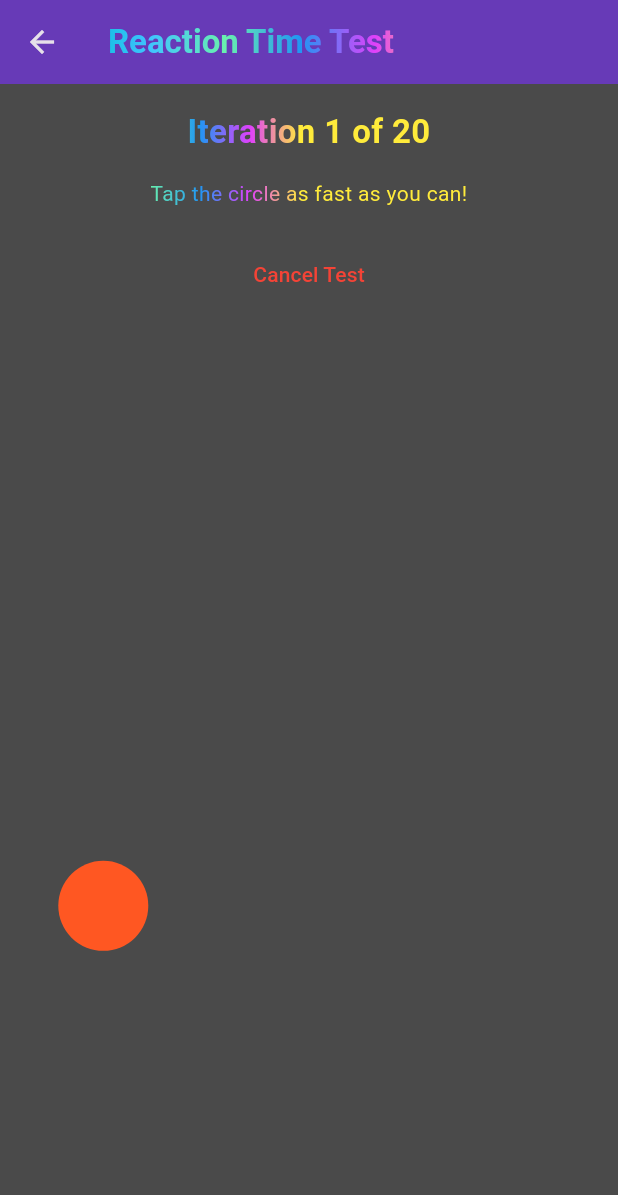
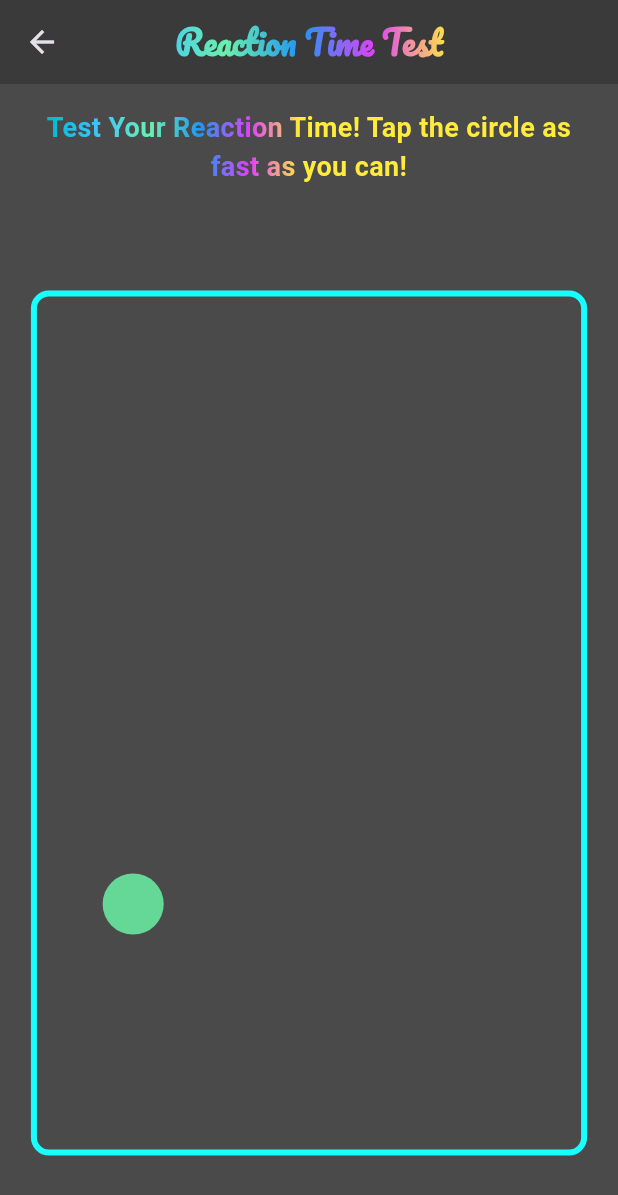
Before and after one commit to Maksym-Bondarenko/AmIDrunk, a Flutter app: the ReactionTimeTestScreen screen opened directly, after a tap on "Start Test", on a phone screen of 412 x 824 dp. Shown: the top 1195 px of the screen. Run offline on Flutter 3.47's test engine with Material 3 defaults, Android fonts, the phone set to English and light mode, and no system bars; our stand-ins replace blur, camera, google_fonts; missing offline and left inert: flame, floating_bubbles.

Commit message:
updated reaction-time test screen

```diff
--- a/frontend/lib/screens/reaction_time_screen.dart
+++ b/frontend/lib/screens/reaction_time_screen.dart
@@ -1,50 +1,66 @@
 import 'dart:async';
 import 'dart:math';
 import 'package:flutter/material.dart';
+import 'package:google_fonts/google_fonts.dart';
+
+import '../UI/global_timer_overlay.dart';
 
 class ReactionTimeTestScreen extends StatefulWidget {
   @override
   _ReactionTimeTestScreenState createState() => _ReactionTimeTestScreenState();
 }
 
-class _ReactionTimeTestScreenState extends State<ReactionTimeTestScreen> {
+class _ReactionTimeTestScreenState extends State<ReactionTimeTestScreen>
+    with SingleTickerProviderStateMixin {
   static const int totalIterations = 20;
   final Random _random = Random();
-
   bool _testInProgress = false;
-  bool _shouldShowCircle = false;
   int _currentIteration = 0;
   List<double> _reactionTimes = [];
-
-  // Circle
   double? _circleX;
   double? _circleY;
-  double _circleDiameter = 60.0;
-
-  // Timing
   DateTime? _circleAppearedTime;
   Timer? _waitTimer;
+  late AnimationController _controller;
+  late Animation<double> _sizeAnimation;
+  late Animation<Color?> _colorAnimation;
+  bool _resultsShown = false;
 
-  // Store constraints for positioning the circle
-  BoxConstraints? _constraints;
+  final List<Color> _possibleColors = [
+    Color(0xFF12c2e9),
+    Color(0xFFc471ed),
+    Color(0xFFf64f59),
+    Colors.cyan,
+    Colors.yellowAccent
+  ];
 
-  // Colors (distinguishable)
-  final List<Color> _possibleColors = [
-    Colors.red,
-    Colors.green,
-    Colors.blue,
-    Colors.deepOrange,
-    Colors.deepPurple,
-    Colors.pink,
-    Colors.teal,
-    Colors.brown,
-    Colors.indigo
-  ];
-  Color _currentCircleColor = Colors.red;
+  double _testAreaWidth = 0;
+  double _testAreaHeight = 0;
+  double _circleDiameter = 0;
+
+  @override
+  void initState() {
+    super.initState();
+    _controller = AnimationController(
+      vsync: this,
+      duration: Duration(seconds: 2),
+    );
+    _sizeAnimation = Tween<double>(begin: 60.0, end: 5.0).animate(_controller)
+      ..addStatusListener((status) {
+        if (status == AnimationStatus.completed) {
+          _recordReaction(2.0);
+        }
+      });
+    _colorAnimation = ColorTween(
+      begin: _possibleColors.first,
+      end: _possibleColors.last,
+    ).animate(_controller);
+  }
 
   @override
   void dispose() {
     _waitTimer?.cancel();
+    _controller.dispose();
     super.dispose();
   }
 
@@ -53,11 +69,9 @@ class _ReactionTimeTestScreenState extends State<ReactionTimeTestScreen> {
       _testInProgress = true;
       _currentIteration = 0;
       _reactionTimes.clear();
-      _circleX = null;
-      _circleY = null;
-      _circleAppearedTime = null;
-      _shouldShowCircle = true;
+      _resultsShown = false;
     });
+    _startNextIteration();
   }
 
   void _startNextIteration() {
@@ -65,280 +79,196 @@ class _ReactionTimeTestScreenState extends State<ReactionTimeTestScreen> {
       _finishTest();
       return;
     }
-    setState(() {
-      // Indicate that we want to show the next circle
-      _shouldShowCircle = true;
-      _circleX = null;
-      _circleY = null;
-      _circleAppearedTime = null;
-    });
+    Future.delayed(Duration(milliseconds: 500), _showCircle);
   }
 
   void _showCircle() {
-    if (_constraints == null) return; // Should not happen if called correctly
+    if (_testAreaWidth == 0 || _testAreaHeight == 0) return;
 
-    final constraints = _constraints!;
-    double maxX = constraints.maxWidth - _circleDiameter;
-    double maxY = constraints.maxHeight - _circleDiameter;
+    // Ensure the circle is fully inside the test area, even at its largest size
+    double maxX = _testAreaWidth - (_circleDiameter + 20);
+    double maxY = _testAreaHeight - (_circleDiameter + 20);
 
-    if (maxX < 0) maxX = 0;
-    if (maxY < 0) maxY = 0;
-
-    double posX = _random.nextDouble() * maxX;
-    double posY = _random.nextDouble() * maxY;
-
-    Color color = _possibleColors[_random.nextInt(_possibleColors.length)];
+    double posX = 10 + _random.nextDouble() * maxX;
+    double posY = 10 + _random.nextDouble() * maxY;
 
     setState(() {
       _circleX = posX;
       _circleY = posY;
-      _currentCircleColor = color;
       _circleAppearedTime = DateTime.now();
-      _shouldShowCircle = false; // Circle shown, reset the flag
     });
 
-    // Start a 2-second timer to record reaction if no tap
-    _waitTimer?.cancel();
-    _waitTimer = Timer(Duration(seconds: 2), () {
-      if (_testInProgress && _currentIteration < totalIterations) {
-        _recordReaction(2.0);
+    _controller.reset();
+    _controller.forward();
   }
-    });
-  }
+
 
   void _onCircleTap() {
     if (!_testInProgress || _circleAppearedTime == null) return;
-    final reactionTime = DateTime.now().difference(_circleAppearedTime!).inMilliseconds / 1000.0;
+    final reactionTime =
+        DateTime.now().difference(_circleAppearedTime!).inMilliseconds / 1000.0;
     _recordReaction(reactionTime);
   }
 
   void _recordReaction(double time) {
-    _waitTimer?.cancel();
     _reactionTimes.add(time);
     _currentIteration++;
+    if (_currentIteration < totalIterations) {
       _startNextIteration();
+    } else {
+      _finishTest();
+    }
   }
 
   void _finishTest() {
+    if (_resultsShown) return;
+    _resultsShown = true;
     setState(() {
       _testInProgress = false;
     });
-    double avg = _reactionTimes.reduce((a,b) => a+b) / _reactionTimes.length;
+    double avg = _reactionTimes.reduce((a, b) => a + b) / _reactionTimes.length;
     String state = _classifySobriety(avg);
-
-    showDialog(
-        context: context,
-        builder: (ctx) {
-          return AlertDialog(
-            title: Text("Test Complete"),
-            content: Text("Average reaction time: ${avg.toStringAsFixed(3)}s\nYou are: $state"),
-            actions: [
-              TextButton(
-                  onPressed: () {
-                    Navigator.of(ctx).pop();
-                  },
-                  child: Text("OK")
-              )
-            ],
-          );
-        }
-    );
+    WidgetsBinding.instance.addPostFrameCallback((_) {
+      _showResults(avg, state);
+    });
   }
 
   String _classifySobriety(double avgTime) {
-    // Arbitrary thresholds
     if (avgTime < 0.7) return "Sober";
     if (avgTime < 1.0) return "Tipsy";
     if (avgTime < 1.5) return "Drunk";
     return "Very Drunk";
   }
 
-  void _resetTest() {
-    setState(() {
-      _testInProgress = false;
-      _currentIteration = 0;
-      _reactionTimes.clear();
-      _circleX = null;
-      _circleY = null;
-      _circleAppearedTime = null;
-      _shouldShowCircle = false;
-    });
-  }
-
-  Color _getReactionTimeColor(double rt) {
-    return rt < 0.7 ? Colors.green : Colors.red;
+  void _showResults(double avg, String state) {
+    showDialog(
+      context: context,
+      builder: (ctx) => AlertDialog(
+        title: Text("Test Complete", style: GoogleFonts.pacifico()),
+        content: Column(
+          mainAxisSize: MainAxisSize.min,
+          children: [
+            Text(
+              "Average reaction time: ${avg.toStringAsFixed(3)}s",
+              style: TextStyle(fontSize: 18, fontWeight: FontWeight.bold),
+            ),
+            Text(
+              "You are: $state",
+              style: TextStyle(
+                fontSize: 22,
+                fontWeight: FontWeight.bold,
+                color: state == "Sober"
+                    ? Colors.green
+                    : state == "Tipsy"
+                    ? Colors.yellow
+                    : Colors.red,
+              ),
+            ),
+          ],
+        ),
+        actions: [
+          TextButton(
+            onPressed: () => Navigator.of(ctx).pop(),
+            child: Text("OK", style: TextStyle(fontSize: 16)),
+          )
+        ],
+      ),
+    );
   }
 
   @override
   Widget build(BuildContext context) {
+    double screenWidth = MediaQuery.of(context).size.width;
+    double screenHeight = MediaQuery.of(context).size.height;
+    _testAreaWidth = screenWidth * 0.9;
+    _testAreaHeight = screenHeight * 0.7;
+    _circleDiameter = _testAreaWidth * 0.12;
+
     return Scaffold(
       appBar: AppBar(
-        title: Text("Reaction Time Test"),
-        backgroundColor: Colors.deepPurple,
+        title: Text("Reaction Time Test",
+            style: GoogleFonts.pacifico(color: Colors.white)),
+        centerTitle: true,
+        backgroundColor: Color(0xFF3A3A3A),
       ),
-      body: LayoutBuilder(
-        builder: (context, constraints) {
-          _constraints = constraints; // store constraints for circle placement
-          // If test is in progress and we haven't shown a circle yet this iteration, do so now
-          if (_testInProgress && _shouldShowCircle && _currentIteration < totalIterations) {
-            // Show the circle as soon as we have constraints
-            WidgetsBinding.instance.addPostFrameCallback((_) {
-              // Note: If the user environment doesn't allow addPostFrameCallback at all,
-              // we can directly call _showCircle here in setState:
-              // but this might cause reentrancy issues if done directly in build.
-              // We'll try calling it in a Future.microtask:
-              Future.microtask(() => _showCircle());
-            });
-          }
-
-          return Stack(
+      body: Stack(
         children: [
-              Positioned.fill(
-                child: _buildContent(),
+         Column(
+          children: [
+            Padding(
+              padding: const EdgeInsets.all(16.0),
+              child: Column(
+                children: [
+                  Text(
+                    "Test Your Reaction Time! Tap the circle as fast as you can!",
+                    style: TextStyle(fontSize: 18, fontWeight: FontWeight.bold),
+                    textAlign: TextAlign.center,
                   ),
-              // Circle on top if present
-              if (_testInProgress && _circleX != null && _circleY != null)
+                  if (_reactionTimes.isNotEmpty)
+                    Text(
+                      "Last: ${_reactionTimes.last.toStringAsFixed(3)}s | Avg: ${(_reactionTimes.reduce((a, b) => a + b) / _reactionTimes.length).toStringAsFixed(3)}s",
+                      style: TextStyle(fontSize: 16, fontWeight: FontWeight.bold),
+                    ),
+                ],
+              ),
+            ),
+            if (!_testInProgress)
+              ElevatedButton(
+                onPressed: _startTest,
+                child: Text("Start Test",
+                    style: TextStyle(fontSize: 20, fontWeight: FontWeight.bold)),
+              ),
+            if (_testInProgress)
+              Expanded(
+                child: Padding(
+                  padding: const EdgeInsets.all(12.0),
+                  child: Center(
+                    child: Container(
+                      width: _testAreaWidth,
+                      height: _testAreaHeight,
+                      decoration: BoxDecoration(
+                        border: Border.all(width: 4, color: Colors.cyanAccent),
+                        borderRadius: BorderRadius.circular(12),
+                        color: Colors.transparent,
+                        gradient: LinearGradient(
+                          begin: Alignment.topLeft,
+                          end: Alignment.bottomRight,
+                          colors: _possibleColors,
+                        ),
+                      ),
+                      child: Stack(
+                        children: [
+                          if (_circleX != null && _circleY != null)
                             Positioned(
                               left: _circleX,
                               top: _circleY,
                               child: GestureDetector(
                                 onTap: _onCircleTap,
-                    child: Container(
-                      width: _circleDiameter,
-                      height: _circleDiameter,
+                                child: AnimatedBuilder(
+                                  animation: _controller,
+                                  builder: (context, child) {
+                                    return Container(
+                                      width: _sizeAnimation.value,
+                                      height: _sizeAnimation.value,
                                       decoration: BoxDecoration(
-                        color: _currentCircleColor,
+                                        color: _colorAnimation.value,
                                         shape: BoxShape.circle,
+                                      ),
+                                    );
+                                  },
+                                ),
+                              ),
+                            ),
+                        ],
+                      ),
                     ),
                   ),
                 ),
               ),
           ],
-          );
-        },
         ),
-    );
-  }
-
-  Widget _buildContent() {
-    // Show last reaction time if available
-    Widget lastReactionTimeWidget = Container();
-    if (_reactionTimes.isNotEmpty) {
-      double lastRT = _reactionTimes.last;
-      lastReactionTimeWidget = Padding(
-        padding: const EdgeInsets.symmetric(vertical: 8.0),
-        child: Text(
-          "Last Reaction Time: ${lastRT.toStringAsFixed(3)}s",
-          style: TextStyle(
-            fontSize: 18,
-            fontWeight: FontWeight.bold,
-            color: _getReactionTimeColor(lastRT),
-          ),
-          textAlign: TextAlign.center,
-        ),
-      );
-    }
-
-    if (!_testInProgress && _reactionTimes.isEmpty) {
-      // Instructions before test start
-      return SingleChildScrollView(
-        padding: EdgeInsets.all(16.0),
-        child: Card(
-          elevation: 4,
-          shape: RoundedRectangleBorder(borderRadius: BorderRadius.circular(12)),
-          child: Padding(
-            padding: EdgeInsets.all(16.0),
-            child: Column(
-              crossAxisAlignment: CrossAxisAlignment.stretch,
-              children: [
-                Text("Test Your Reaction Time!",
-                  style: TextStyle(fontSize: 22, fontWeight: FontWeight.bold, color: Colors.deepPurple),
-                  textAlign: TextAlign.center,
-                ),
-                SizedBox(height: 16),
-                Text("Instructions:", style: TextStyle(fontSize: 18, fontWeight: FontWeight.bold)),
-                SizedBox(height: 8),
-                Text("Press 'Start Test' to begin. A circle will appear at random places on the screen. "
-                    "Tap it as quickly as possible. If you don't tap it within 2 seconds, it automatically moves on. "
-                    "After 20 iterations, you'll see your average reaction time and a guess of your sobriety level."),
-                SizedBox(height: 20),
-                ElevatedButton(
-                  onPressed: _startTest,
-                  style: ElevatedButton.styleFrom(
-                      backgroundColor: Colors.deepPurple,
-                      shape: RoundedRectangleBorder(borderRadius: BorderRadius.circular(8)),
-                      padding: EdgeInsets.symmetric(horizontal: 24, vertical: 14)
-                  ),
-                  child: Text("Start Test", style: TextStyle(fontSize: 20, color: Colors.white, fontWeight: FontWeight.bold)),
-                ),
-              ],
-            ),
-          ),
-        ),
-      );
-    }
-
-    if (_testInProgress && _currentIteration < totalIterations) {
-      // During the test: show iteration info, last reaction time if any, and a cancel button
-      return Column(
-        children: [
-          SizedBox(height: 16),
-          lastReactionTimeWidget,
-          Text("Iteration ${_currentIteration+1} of $totalIterations",
-            style: TextStyle(fontSize: 22, fontWeight: FontWeight.bold, color: Colors.deepPurple),
-            textAlign: TextAlign.center,
-          ),
-          SizedBox(height: 16),
-          Text("Tap the circle as fast as you can!", textAlign: TextAlign.center),
-          SizedBox(height: 20),
-          TextButton(
-              onPressed: _resetTest,
-              child: Text("Cancel Test", style: TextStyle(color: Colors.red))
-          ),
-          // The rest of the space is left empty so the circle can appear anywhere.
-        ],
-      );
-    }
-
-    // Test completed
-    double avg = 0.0;
-    if (_reactionTimes.isNotEmpty) {
-      avg = _reactionTimes.reduce((a,b) => a+b) / _reactionTimes.length;
-    }
-    String state = _classifySobriety(avg);
-
-    return SingleChildScrollView(
-      padding: EdgeInsets.all(16.0),
-      child: Card(
-        elevation: 4,
-        shape: RoundedRectangleBorder(borderRadius: BorderRadius.circular(12)),
-        child: Padding(
-          padding: EdgeInsets.all(16.0),
-          child: Column(
-            crossAxisAlignment: CrossAxisAlignment.stretch,
-            children: [
-              lastReactionTimeWidget,
-              Text("Results",
-                style: TextStyle(fontSize: 22, fontWeight: FontWeight.bold, color: Colors.deepPurple),
-                textAlign: TextAlign.center,
-              ),
-              SizedBox(height: 16),
-              Text("Average Reaction Time: ${avg.toStringAsFixed(3)}s\nYou are: $state",
-                  textAlign: TextAlign.center,
-                  style: TextStyle(fontSize: 18)),
-              SizedBox(height: 20),
-              ElevatedButton(
-                onPressed: _startTest,
-                style: ElevatedButton.styleFrom(
-                    backgroundColor: Colors.deepPurple,
-                    shape: RoundedRectangleBorder(borderRadius: BorderRadius.circular(8)),
-                    padding: EdgeInsets.symmetric(horizontal: 24, vertical: 14)
-                ),
-                child: Text("Retest", style: TextStyle(fontSize: 20, color: Colors.white, fontWeight: FontWeight.bold)),
-              ),
-            ],
-          ),
-        ),
+          GlobalTimerOverlay(),
+        ]
       ),
     );
   }
```
Lines whose indentation alone changed are shown as unchanged.
